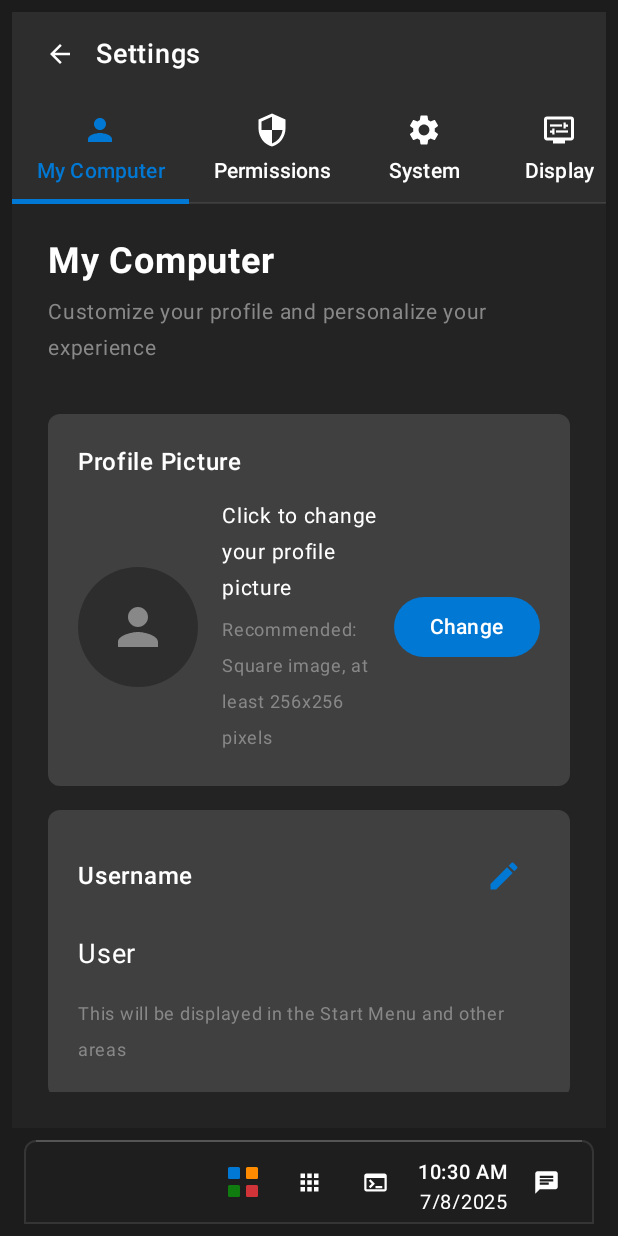
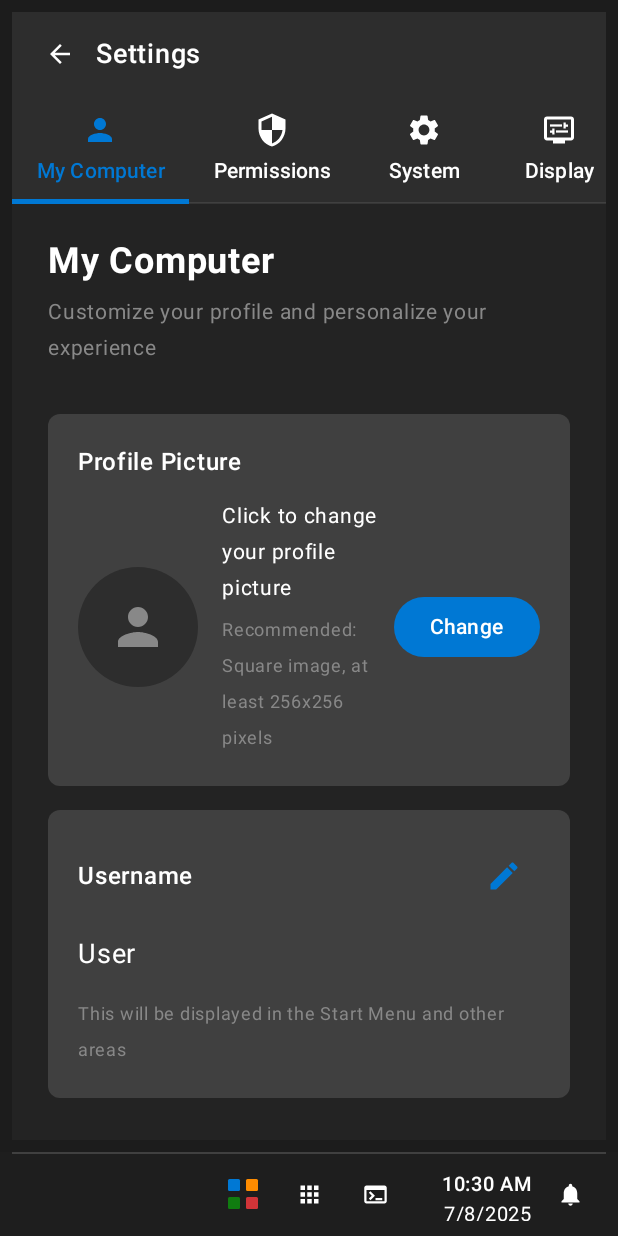
Before and after one commit to IamFishR/kotlin, an Android app built with Jetpack Compose: the composable LauncherScreen shown on its own in the app's theme, after a tap on "Settings", on a phone screen of 412 x 824 dp. Run offline under Robolectric (Android 15) with nearby library versions, the light colour scheme and no system bars; our stand-ins replace Dagger/Hilt's generated code, Room's generated code; libraries missing offline, so code that uses them is left out: com.google.mediapipe.tasks; 2 statements that could not run were skipped.

Commit message:
- Taskbar Width: Now spans full screen width edge-to-edge   - Taskbar Corners: Sharp corners (no border radius) like Windows 11   - Visual Consistency: Matches Windows 11 taskbar appearance   - Layout Integrity: All components properly positioned relative to full-width taskbar

```diff
--- a/app/src/main/java/com/win11launcher/ui/LauncherScreen.kt
+++ b/app/src/main/java/com/win11launcher/ui/LauncherScreen.kt
@@ -69,7 +69,7 @@ fun LauncherScreen() {
                         top = LayoutConstants.WORKING_AREA_PADDING_TOP,
                         start = LayoutConstants.WORKING_AREA_PADDING_HORIZONTAL,
                         end = LayoutConstants.WORKING_AREA_PADDING_HORIZONTAL,
-                        bottom = LayoutConstants.TASKBAR_HEIGHT + LayoutConstants.TASKBAR_MARGIN_BOTTOM + LayoutConstants.WORKING_AREA_PADDING_BOTTOM
+                        bottom = LayoutConstants.TASKBAR_HEIGHT + LayoutConstants.WORKING_AREA_PADDING_BOTTOM
                     )
             ) {
                 when {
@@ -118,16 +118,11 @@ fun LauncherScreen() {
                 )
             }
 
-            // Taskbar - positioned at bottom with margins
+            // Taskbar - positioned at bottom, full width
             Box(
                 modifier = Modifier
                     .align(Alignment.BottomCenter)
                     .fillMaxWidth()
-                    .padding(
-                        start = LayoutConstants.TASKBAR_MARGIN_HORIZONTAL,
-                        end = LayoutConstants.TASKBAR_MARGIN_HORIZONTAL,
-                        bottom = LayoutConstants.TASKBAR_MARGIN_BOTTOM
-                    )
                     .height(LayoutConstants.TASKBAR_HEIGHT)
             ) {
                 Taskbar(
@@ -155,7 +150,7 @@ fun LauncherScreen() {
                     modifier = Modifier
                         .align(Alignment.BottomCenter)
                         .padding(
-                            bottom = LayoutConstants.TASKBAR_HEIGHT + LayoutConstants.TASKBAR_MARGIN_BOTTOM + LayoutConstants.START_MENU_MARGIN_BOTTOM
+                            bottom = LayoutConstants.TASKBAR_HEIGHT + LayoutConstants.START_MENU_MARGIN_BOTTOM
                         )
                 ) {
                     StartMenu(
--- a/app/src/main/java/com/win11launcher/ui/components/Taskbar.kt
+++ b/app/src/main/java/com/win11launcher/ui/components/Taskbar.kt
@@ -41,21 +41,7 @@ fun Taskbar(
 ) {
     Box(
         modifier = modifier
-            .background(
-                Color(0xFF1F1F1F).copy(alpha = 0.9f),
-                RoundedCornerShape(
-                    topStart = LayoutConstants.TASKBAR_CORNER_RADIUS,
-                    topEnd = LayoutConstants.TASKBAR_CORNER_RADIUS
-                )
-            )
-            .border(
-                width = LayoutConstants.WINDOW_BORDER_WIDTH,
-                color = Color.White.copy(alpha = 0.1f),
-                shape = RoundedCornerShape(
-                    topStart = LayoutConstants.TASKBAR_CORNER_RADIUS,
-                    topEnd = LayoutConstants.TASKBAR_CORNER_RADIUS
-                )
-            )
+            .background(Color(0xFF1F1F1F).copy(alpha = 0.9f))
             .padding(horizontal = LayoutConstants.SPACING_MEDIUM)
     ) {
         // Top border only
@@ -246,8 +232,8 @@ private fun NotificationButton(
         contentAlignment = Alignment.Center
     ) {
         Icon(
-            imageVector = Icons.Default.Chat,
-            contentDescription = "Messages",
+            imageVector = Icons.Default.Notifications,
+            contentDescription = "Notifications",
             tint = Color.White,
             modifier = Modifier.size(18.dp)
         )
--- a/app/src/main/java/com/win11launcher/ui/layout/LayoutConstants.kt
+++ b/app/src/main/java/com/win11launcher/ui/layout/LayoutConstants.kt
@@ -5,9 +5,9 @@ import androidx.compose.ui.unit.dp
 object LayoutConstants {
     // Taskbar dimensions
     val TASKBAR_HEIGHT = 56.dp
-    val TASKBAR_MARGIN_HORIZONTAL = 16.dp
-    val TASKBAR_MARGIN_BOTTOM = 8.dp
-    val TASKBAR_CORNER_RADIUS = 8.dp
+    val TASKBAR_MARGIN_HORIZONTAL = 0.dp // Full width, no horizontal margins
+    val TASKBAR_MARGIN_BOTTOM = 0.dp    // No bottom margin
+    val TASKBAR_CORNER_RADIUS = 0.dp    // No corner radius
 
     // Working area padding
     val WORKING_AREA_PADDING_TOP = 8.dp
```
